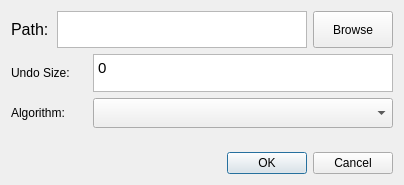
Qt form src/ui/startwindow.ui (GinOwO/Aurum) before a commit.
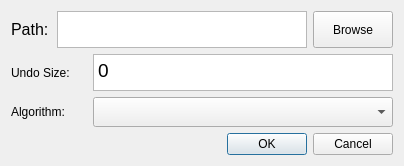
The same form after that commit.

```diff
--- a/src/ui/startwindow.ui
+++ b/src/ui/startwindow.ui
@@ -6,16 +6,10 @@
    <rect>
     <x>0</x>
     <y>0</y>
-    <width>398</width>
-    <height>185</height>
+    <width>402</width>
+    <height>166</height>
    </rect>
   </property>
-  <property name="sizePolicy">
-   <sizepolicy hsizetype="Fixed" vsizetype="Fixed">
-    <horstretch>0</horstretch>
-    <verstretch>0</verstretch>
-   </sizepolicy>
-  </property>
   <property name="windowTitle">
    <string>Aurum</string>
   </property>
@@ -83,19 +77,6 @@
      </item>
     </layout>
    </item>
-   <item>
-    <spacer name="verticalSpacer_2">
-     <property name="orientation">
-      <enum>Qt::Vertical</enum>
-     </property>
-     <property name="sizeHint" stdset="0">
-      <size>
-       <width>20</width>
-       <height>40</height>
-      </size>
-     </property>
-    </spacer>
-   </item>
    <item>
     <layout class="QHBoxLayout" name="horizontalLayout_2">
      <item>
@@ -120,7 +101,7 @@
      <item>
       <widget class="QTextEdit" name="textEdit_3">
        <property name="sizePolicy">
-        <sizepolicy hsizetype="MinimumExpanding" vsizetype="MinimumExpanding">
+        <sizepolicy hsizetype="MinimumExpanding" vsizetype="Fixed">
          <horstretch>0</horstretch>
          <verstretch>0</verstretch>
         </sizepolicy>
@@ -131,6 +112,14 @@
          <height>28</height>
         </size>
        </property>
+       <property name="font">
+        <font>
+         <pointsize>14</pointsize>
+        </font>
+       </property>
+       <property name="whatsThis">
+        <string>&lt;html&gt;&lt;head/&gt;&lt;body&gt;&lt;p&gt;&lt;br/&gt;&lt;/p&gt;&lt;/body&gt;&lt;/html&gt;</string>
+       </property>
        <property name="html">
         <string>&lt;!DOCTYPE HTML PUBLIC &quot;-//W3C//DTD HTML 4.0//EN&quot; &quot;http://www.w3.org/TR/REC-html40/strict.dtd&quot;&gt;
 &lt;html&gt;&lt;head&gt;&lt;meta name=&quot;qrichtext&quot; content=&quot;1&quot; /&gt;&lt;meta charset=&quot;utf-8&quot; /&gt;&lt;style type=&quot;text/css&quot;&gt;
@@ -138,26 +127,13 @@
 hr { height: 1px; border-width: 0; }
 li.unchecked::marker { content: &quot;\2610&quot;; }
 li.checked::marker { content: &quot;\2612&quot;; }
-&lt;/style&gt;&lt;/head&gt;&lt;body style=&quot; font-family:'Cantarell'; font-size:11pt; font-weight:400; font-style:normal;&quot;&gt;
+&lt;/style&gt;&lt;/head&gt;&lt;body style=&quot; font-family:'Cantarell'; font-size:14pt; font-weight:400; font-style:normal;&quot;&gt;
 &lt;p style=&quot; margin-top:0px; margin-bottom:0px; margin-left:0px; margin-right:0px; -qt-block-indent:0; text-indent:0px;&quot;&gt;0&lt;/p&gt;&lt;/body&gt;&lt;/html&gt;</string>
        </property>
       </widget>
      </item>
     </layout>
    </item>
-   <item>
-    <spacer name="verticalSpacer">
-     <property name="orientation">
-      <enum>Qt::Vertical</enum>
-     </property>
-     <property name="sizeHint" stdset="0">
-      <size>
-       <width>20</width>
-       <height>40</height>
-      </size>
-     </property>
-    </spacer>
-   </item>
    <item>
     <layout class="QHBoxLayout" name="horizontalLayout_3">
      <item>
@@ -197,22 +173,6 @@
      </item>
     </layout>
    </item>
-   <item>
-    <spacer name="verticalSpacer_3">
-     <property name="orientation">
-      <enum>Qt::Vertical</enum>
-     </property>
-     <property name="sizeType">
-      <enum>QSizePolicy::MinimumExpanding</enum>
-     </property>
-     <property name="sizeHint" stdset="0">
-      <size>
-       <width>20</width>
-       <height>18</height>
-      </size>
-     </property>
-    </spacer>
-   </item>
    <item>
     <widget class="QDialogButtonBox" name="buttonBox">
      <property name="orientation">
```
